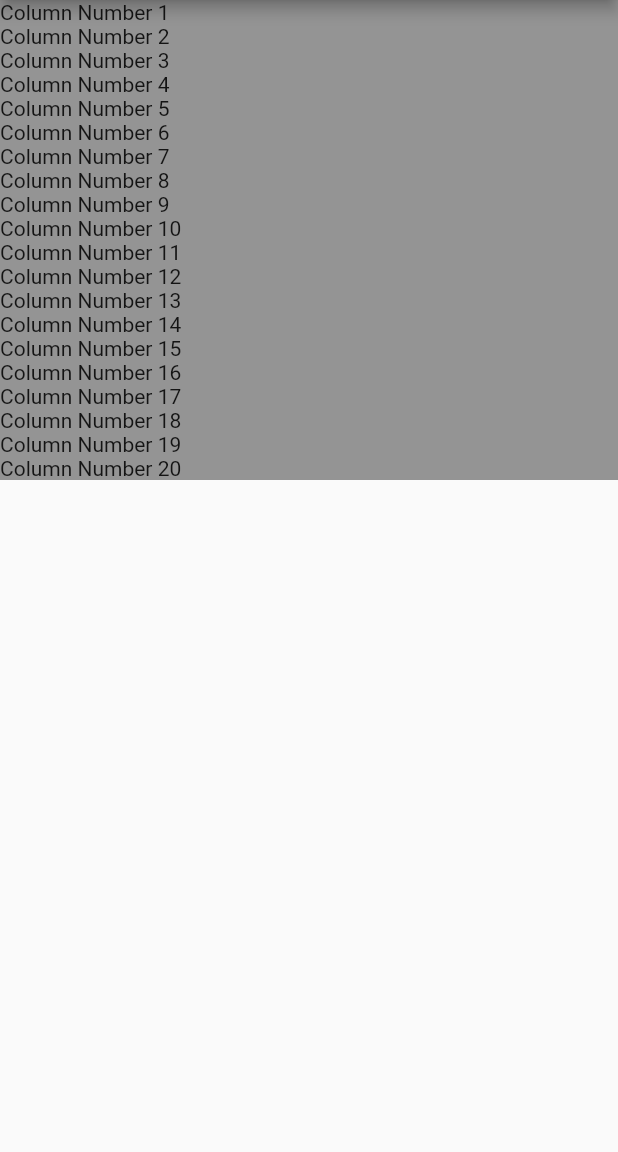
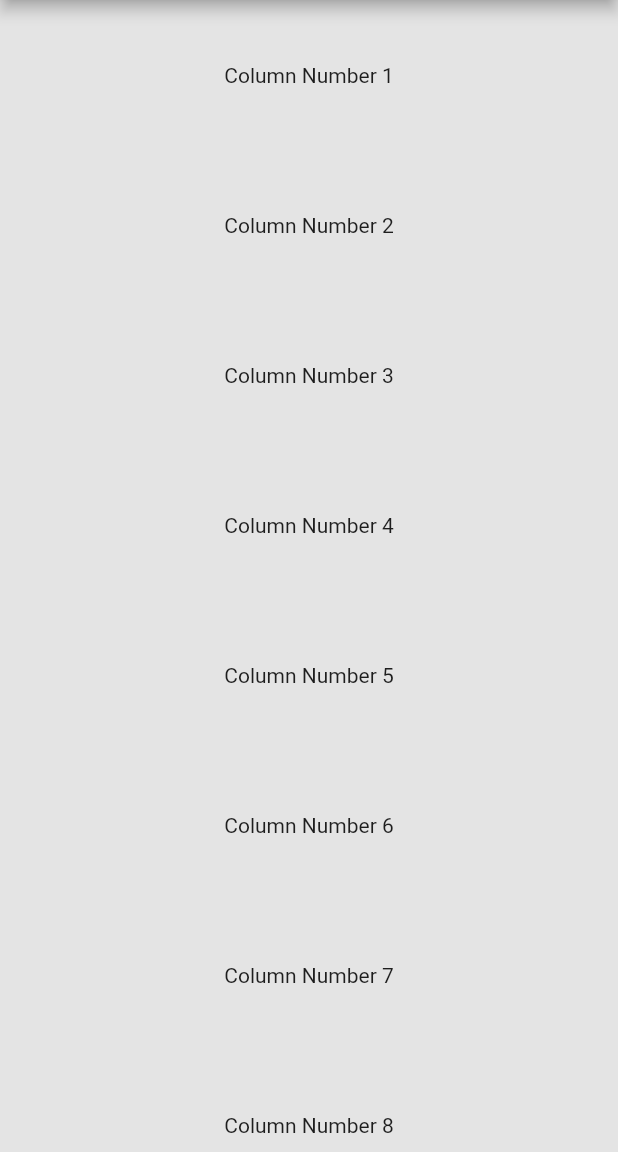
Before and after one commit to ranggshadow27/learn_flutter, a Flutter app: the screen it shows after launch, on a phone screen of 412 x 824 dp, the part 84-1236 px from its top. Run offline on Flutter 3.47's test engine with Material 2 defaults, Android fonts, the phone set to English and light mode, and no system bars.

Commit message:
Mapping lagii tambah height container

```diff
--- a/lib/main.dart
+++ b/lib/main.dart
@@ -28,13 +28,20 @@ class LearnMapping extends StatelessWidget {
       body: ListView.builder(
         itemCount: 20,
         itemBuilder: (context, index) => Container(
+          width: MediaQuery.of(context).size.width,
+          height: 100,
           color: Color.fromARGB(
             255,
-            120 + Random().nextInt(256),
-            120 + Random().nextInt(256),
-            120 + Random().nextInt(256),
+            200 + Random().nextInt(256),
+            200 + Random().nextInt(256),
+            200 + Random().nextInt(256),
           ),
-          child: Text('Column Number ${index + 1}'),
+          child: Center(
+            child: Text(
+              'Column Number ${index + 1}',
+              textAlign: TextAlign.center,
+            ),
+          ),
         ),
       ),
     );
```
